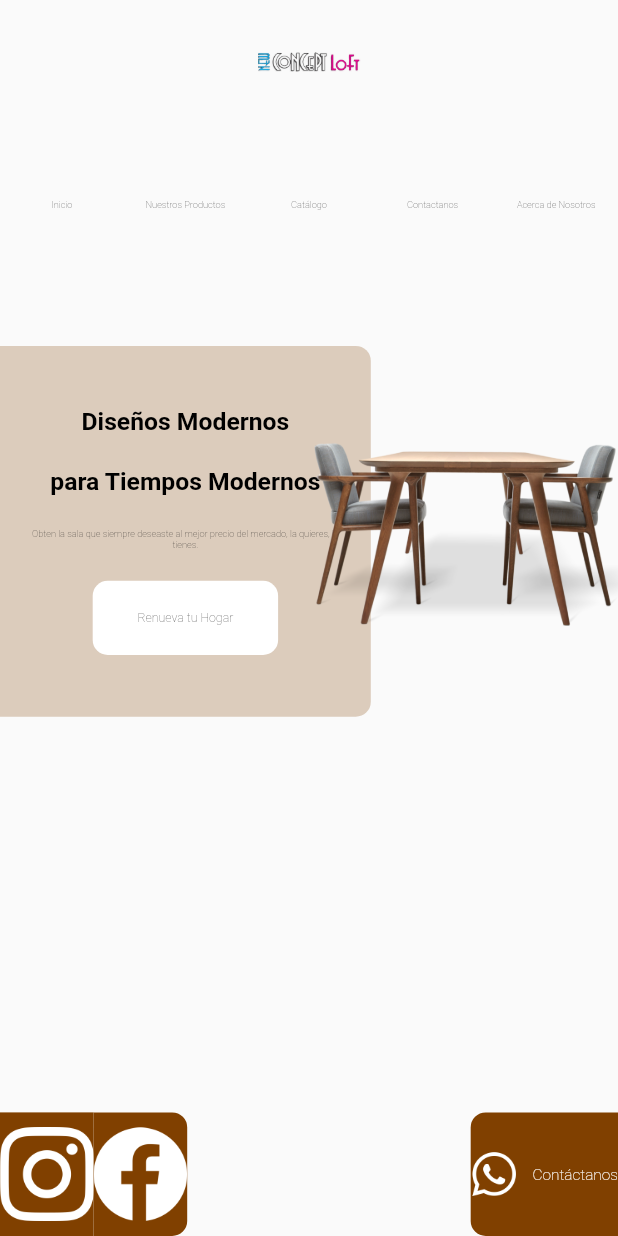
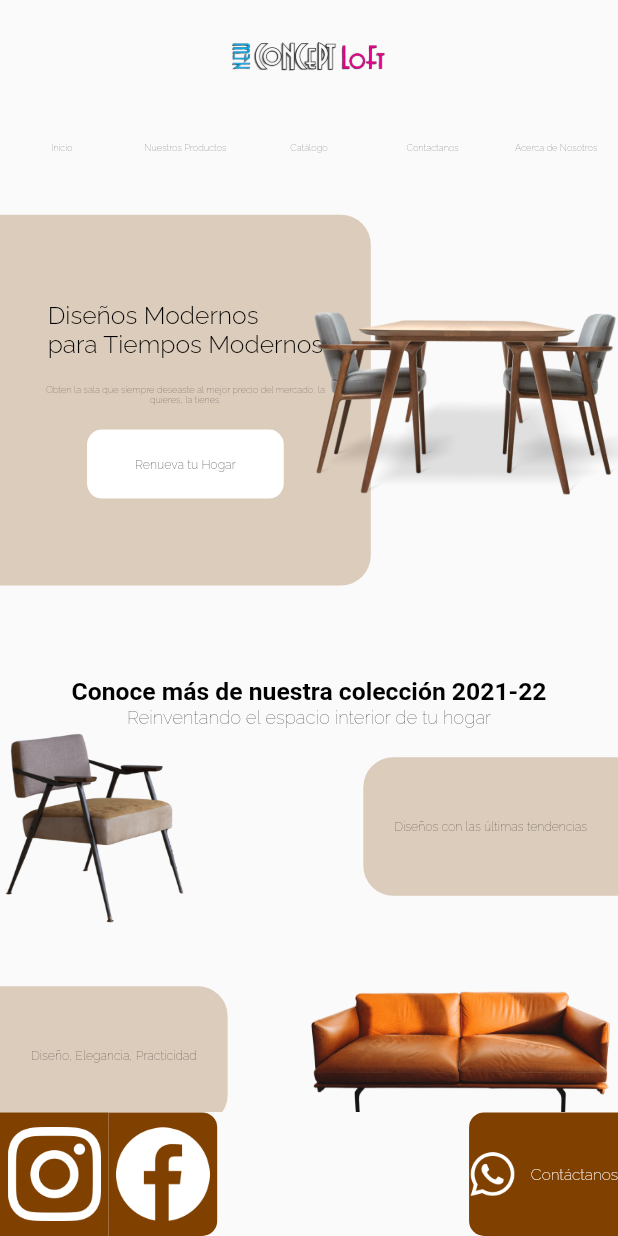
Before and after one commit to wilsoncamgo/concept_loft_webpage, a Flutter app: the screen it shows after launch, on a phone screen of 412 x 824 dp. Run offline on Flutter 3.47's test engine with Material 2 defaults, Android fonts, the phone set to English and light mode, and no system bars; our stand-ins replace firebase_analytics, get_it, google_fonts; accounts and stored records are empty.

Commit message:
Added responsive UI to Home Screen and some items in addition to this

```diff
--- a/lib/common_widgets/app_bar_concept.dart
+++ b/lib/common_widgets/app_bar_concept.dart
@@ -16,10 +16,10 @@ class AppBarConcept extends StatelessWidget {
         children: [
           ConceptLogo(),
           SizedBox(
-            height: 50,
+            height: 20,
           ),
           SizedBox(
-            width: width>800?width*0.5:width,
+            width: width>700?width*0.5:width,
             child: Row(
               mainAxisSize: MainAxisSize.min,
               children: [
--- a/lib/common_widgets/concept_logo.dart
+++ b/lib/common_widgets/concept_logo.dart
@@ -8,8 +8,8 @@ class ConceptLogo extends StatelessWidget {
     final width = MediaQuery.of(context).size.width;
     final height = MediaQuery.of(context).size.height;
     return SizedBox(
-      height: height / 10,
-      width: width / 6,
+      height: height / 11,
+      width: width / 4,
       child: InkWell(
         onTap: () => Navigator.pushNamed(context, '/'),
         child: Image.asset(
--- a/lib/common_widgets/floating_button.dart
+++ b/lib/common_widgets/floating_button.dart
@@ -22,6 +22,7 @@ class FloatingButton extends StatelessWidget {
                 height: height * 0.1,
                 padding: EdgeInsets.symmetric(
                   vertical: 10,
+                  horizontal: 5,
                 ),
                 child: FittedBox(
                   fit: BoxFit.contain,
@@ -44,6 +45,7 @@ class FloatingButton extends StatelessWidget {
                 height: height * 0.1,
                 padding: EdgeInsets.symmetric(
                   vertical: 10,
+                  horizontal: 5,
                 ),
                 child: FittedBox(
                   fit: BoxFit.contain,
--- a/lib/common_widgets/preset_button.dart
+++ b/lib/common_widgets/preset_button.dart
@@ -15,24 +15,30 @@ class PresetButton extends StatelessWidget {
   Widget build(BuildContext context) {
     final width = MediaQuery.of(context).size.width;
     final height = MediaQuery.of(context).size.height;
-    return Container(
+    return UnconstrainedBox(
+          child: Container(
         decoration: BoxDecoration(
           borderRadius: BorderRadius.all(
             Radius.circular(10),
           ),
-        color: this.alternateColor ? Color(0xff46a2db) : Colors.white,
+          color: this.alternateColor ? Colors.white : Colors.white,
         ),
-      width: width*0.3,
-      height: width>800?height * 0.08:height*0.06,
+        padding: const EdgeInsets.symmetric(
+          horizontal: 32.0,
+          vertical: 18.0,
+        ),
+        //height: width > 800 ? height * 0.08 : height * 0.06,
         alignment: Alignment.center,
         child: InkWell(
-        onTap:  this.onPressed,
+          onTap: this.onPressed,
           child: Text(
               this.textInside,
+              maxLines: 1,
               textAlign: TextAlign.center,
               style: TextStyle(
                 fontWeight: FontWeight.w200,
-            fontSize: width*0.02,
+                fontSize: width * 0.02,
+              ),
             ),
         ),
       ),
--- a/lib/main.dart
+++ b/lib/main.dart
@@ -1,5 +1,6 @@
 import 'package:concept_loft_webpage/services/analytics_service.dart';
 import 'package:flutter/material.dart';
+import 'package:google_fonts/google_fonts.dart';
 
 import 'locator.dart';
 import 'screens/home/main_page.dart';
@@ -17,6 +18,9 @@ class MyApp extends StatelessWidget {
       title: 'Muebles Concept Loft',
       theme: ThemeData(
         primarySwatch: Colors.brown,
+        textTheme: GoogleFonts.ralewayTextTheme(
+          Theme.of(context).textTheme,
+        ),
       ),
       initialRoute: '/',
       navigatorObservers: <NavigatorObserver>[
--- a/lib/screens/home/body_main_page.dart
+++ b/lib/screens/home/body_main_page.dart
@@ -1,6 +1,7 @@
 import 'package:concept_loft_webpage/common_widgets/app_bar_concept.dart';
 import 'package:concept_loft_webpage/common_widgets/preset_button.dart';
 import 'package:flutter/material.dart';
+import 'package:google_fonts/google_fonts.dart';
 
 class BodyMainPage extends StatefulWidget {
   BodyMainPage({Key key}) : super(key: key);
@@ -16,16 +17,17 @@ class _BodyMainPageState extends State<BodyMainPage> {
     final height = MediaQuery.of(context).size.height;
     return SingleChildScrollView(
       child: Column(
+        mainAxisSize: MainAxisSize.max,
         mainAxisAlignment: MainAxisAlignment.start,
         children: [
           Row(
             crossAxisAlignment: CrossAxisAlignment.start,
             children: [
               AppBarConcept(),
-              width > 800
+              width > 700
                   ? SizedBox(
                       width: width * 0.5,
-                      height: height * 0.4,
+                      height: height * 0.3,
                       child: Image.asset(
                         'assets/img/pendant_light.png',
                         alignment: Alignment.center,
@@ -34,49 +36,61 @@ class _BodyMainPageState extends State<BodyMainPage> {
                   : SizedBox(),
             ],
           ),
-          width>800?SizedBox():SizedBox(height: 50,),
+          width > 700
+              ? SizedBox(
+                  height: 20,
+                )
+              : SizedBox(),
           SizedBox(
-            height: width>800?height * 0.6:height*0.4,
+            height: width > 700 ? height * 0.6 : height * 0.4,
             width: width,
             child: Stack(
               alignment: Alignment.topCenter,
               children: [
                 Align(
                   alignment: Alignment.centerLeft,
+                  child: ConstrainedBox(
+                    constraints: BoxConstraints(
+                        maxHeight: width * 0.6, maxWidth: width * 0.6),
                     child: Container(
                       decoration: BoxDecoration(
                         color: Color(0xFF804000).withAlpha(63),
                         borderRadius: BorderRadius.only(
-                        bottomRight: Radius.circular(10),
-                        topRight: Radius.circular(10),
+                          bottomRight: Radius.circular(20),
+                          topRight: Radius.circular(20),
                         ),
                       ),
                       padding: EdgeInsets.symmetric(
-                      vertical: height*0.05,
-                      horizontal: width*0.05
-                    ),
-                    width: width * 0.6,
-                    height: width>800?height*0.5:height * 0.3,
+                          vertical: height * 0.05, horizontal: width * 0.05),
+                      //width: width * 0.6,
+                      //height: width > 700 ? height * 0.55 : height * 0.30,
                       child: Column(
-                      mainAxisAlignment: MainAxisAlignment.spaceBetween,
+                        mainAxisAlignment: MainAxisAlignment.spaceEvenly,
+                        children: [
+                          Column(
+                            mainAxisAlignment: MainAxisAlignment.spaceEvenly,
+                            crossAxisAlignment: CrossAxisAlignment.start,
+                            mainAxisSize: MainAxisSize.min,
                             children: [
                               Text(
                                 "Diseños Modernos",
-                          style: TextStyle(
+                                style: GoogleFonts.raleway(
                                   fontSize: width * 0.04,
-                            fontWeight: FontWeight.w600,
+                                  fontWeight: FontWeight.w300,
                                   color: Colors.black,
                                 ),
                                 textAlign: TextAlign.center,
                               ),
                               Text(
                                 "para Tiempos Modernos",
-                          style: TextStyle(
+                                style: GoogleFonts.raleway(
                                   fontSize: width * 0.04,
-                            fontWeight: FontWeight.w600,
+                                  fontWeight: FontWeight.w300,
                                   color: Colors.black,
                                 ),
                                 textAlign: TextAlign.center,
+                              ),
+                            ],
                           ),
                           Text(
                             "Obten la sala que siempre deseaste al mejor precio del mercado, la quieres, la tienes.",
@@ -95,6 +109,7 @@ class _BodyMainPageState extends State<BodyMainPage> {
                       ),
                     ),
                   ),
+                ),
                 Align(
                   alignment: Alignment.bottomRight,
                   child: SizedBox(
@@ -108,7 +123,135 @@ class _BodyMainPageState extends State<BodyMainPage> {
                 ),
               ],
             ),
-          )
+          ),
+          SizedBox(
+            height: 20,
+          ),
+          Text(
+            "Conoce más de nuestra colección 2021-22",
+            style: GoogleFonts.zillaSlabHighlight(
+              fontSize: width * 0.04,
+              fontWeight: FontWeight.bold,
+              color: Colors.black,
+            ),
+            textAlign: TextAlign.center,
+          ),
+          Text(
+            "Reinventando el espacio interior de tu hogar",
+            style: TextStyle(
+              fontSize: width * 0.03,
+              fontWeight: FontWeight.w100,
+              color: Colors.black,
+            ),
+            textAlign: TextAlign.center,
+          ),
+          Row(
+            mainAxisAlignment: MainAxisAlignment.spaceBetween,
+            children: [
+              SizedBox(
+                width: width * 0.3,
+                child: Image.asset(
+                  'assets/img/chair.png',
+                  alignment: Alignment.center,
+                ),
+              ),
+              Container(
+                decoration: BoxDecoration(
+                  color: Color(0xFF804000).withAlpha(63),
+                  borderRadius: BorderRadius.only(
+                    bottomLeft: Radius.circular(20),
+                    topLeft: Radius.circular(20),
+                  ),
+                ),
+                padding: EdgeInsets.symmetric(
+                    vertical: height * 0.05, horizontal: width * 0.05),
+                child: Text(
+                  "Diseños con las últimas tendencias",
+                  style: TextStyle(
+                    fontSize: width * 0.02,
+                    fontWeight: FontWeight.w100,
+                    color: Colors.black,
+                  ),
+                  textAlign: TextAlign.center,
+                ),
+              ),
+            ],
+          ),
+          SizedBox(
+            height: 40,
+          ),
+          Row(
+            mainAxisAlignment: MainAxisAlignment.spaceBetween,
+            children: [
+              Container(
+                decoration: BoxDecoration(
+                  color: Color(0xFF804000).withAlpha(63),
+                  borderRadius: BorderRadius.only(
+                    bottomRight: Radius.circular(20),
+                    topRight: Radius.circular(20),
+                  ),
+                ),
+                padding: EdgeInsets.symmetric(
+                    vertical: height * 0.05, horizontal: width * 0.05),
+                child: Text(
+                  "Diseño, Elegancia, Practicidad",
+                  style: TextStyle(
+                    fontSize: width * 0.02,
+                    fontWeight: FontWeight.w100,
+                    color: Colors.black,
+                  ),
+                  textAlign: TextAlign.center,
+                ),
+              ),
+              SizedBox(
+                width: width * 0.5,
+                child: Image.asset(
+                  'assets/img/couch.png',
+                  alignment: Alignment.center,
+                ),
+              ),
+            ],
+          ),
+          SizedBox(
+            height: 40,
+          ),
+          Row(
+            mainAxisAlignment: MainAxisAlignment.spaceBetween,
+            children: [
+              Expanded(
+                flex: 2,
+                child: SizedBox(
+                  width: width * 0.65,
+                  child: Image.asset(
+                    'assets/img/dinning_room_2.png',
+                    alignment: Alignment.center,
+                  ),
+                ),
+              ),
+              Expanded(
+                child: Container(
+                  decoration: BoxDecoration(
+                    color: Color(0xFF804000).withAlpha(63),
+                    borderRadius: BorderRadius.only(
+                      bottomLeft: Radius.circular(20),
+                      topLeft: Radius.circular(20),
+                    ),
+                  ),
+                  padding: EdgeInsets.symmetric(
+                      vertical: height * 0.05, horizontal: width * 0.05),
+                  child: Text(
+                    "Familia por encima",
+                    style: TextStyle(
+                      fontSize: width * 0.02,
+                      fontWeight: FontWeight.w100,
+                      color: Colors.black,
+                    ),
+                    textAlign: TextAlign.center,
+                  ),
+                ),
+              ),
+            ],
+          ),
         ],
       ),
     );
--- a/lib/screens/home/main_page.dart
+++ b/lib/screens/home/main_page.dart
@@ -10,6 +10,7 @@ class MainPage extends StatelessWidget {
   @override
   Widget build(BuildContext context) {
     return Scaffold(
+      resizeToAvoidBottomInset: false,
       bottomNavigationBar: FloatingButton(),
       body: BodyMainPage()
     );
--- a/pubspec.yaml
+++ b/pubspec.yaml
@@ -3,7 +3,7 @@ description: A new Flutter project.
 
 # The following line prevents the package from being accidentally published to
 # pub.dev using `pub publish`. This is preferred for private packages.
-publish_to: 'none' # Remove this line if you wish to publish to pub.dev
+publish_to: "none" # Remove this line if you wish to publish to pub.dev
 
 # The following defines the version and build number for your application.
 # A version number is three numbers separated by dots, like 1.2.43
@@ -26,6 +26,7 @@ dependencies:
   cupertino_icons: ^1.0.2
   firebase_analytics: ^7.1.1
   get_it: ^6.0.0
+  google_fonts: ^2.0.0
   google_maps: ^5.0.1
   transparent_image: ^1.0.0
   url_launcher: ^6.0.2
@@ -38,7 +39,6 @@ dev_dependencies:
 # following page: https://dart.dev/tools/pub/pubspec
 # The following section is specific to Flutter.
 flutter:
-
   # The following line ensures that the Material Icons font is
   # included with your application, so that you can use the icons in
   # the material Icons class.
```
Also changed, not shown: assets/img/chair.png (added), assets/img/couch.png (added), assets/img/dinning_room_2.png (added), pubspec.lock. Lines whose indentation alone changed are shown as unchanged.
